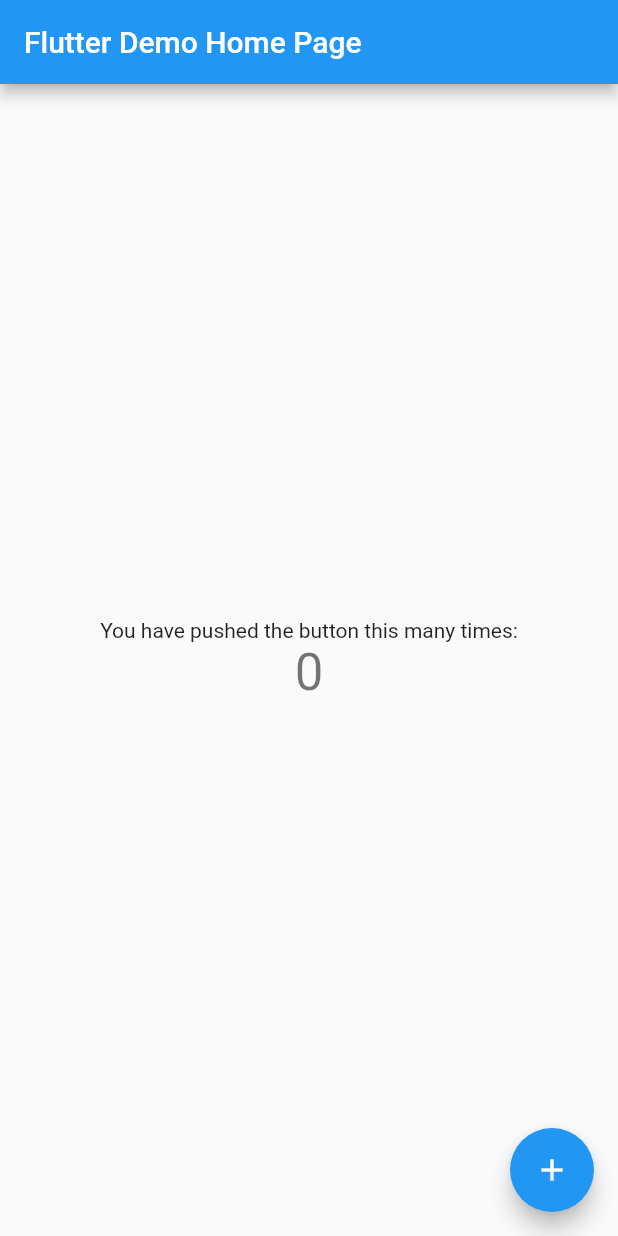
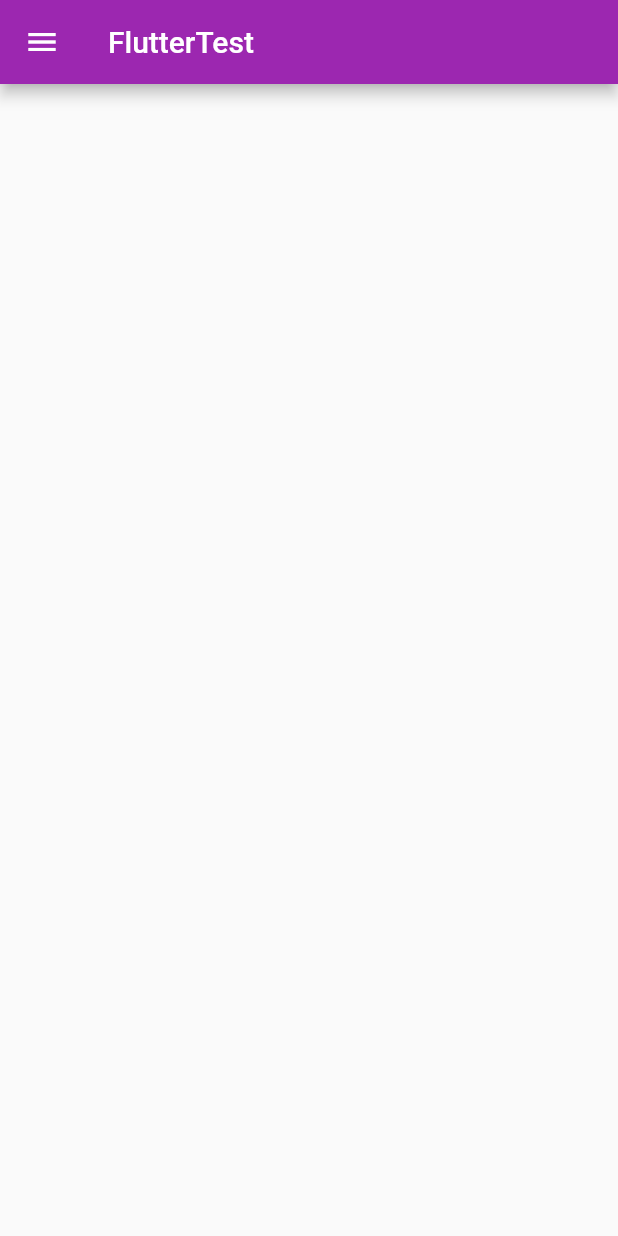
Before and after one commit to mathrb22/flutter-test, a Flutter app: the screen it shows after launch, on a phone screen of 412 x 824 dp. Run offline on Flutter 3.47's test engine with Material 2 defaults, Android fonts, the phone set to English and light mode, and no system bars.

Commit message:
chore: criando a primeira pagina e ajustando arquivo main

```diff
--- /dev/null
+++ b/lib/app_widget.dart
@@ -0,0 +1,15 @@
+import 'package:fluter_test/pages/home_page.dart';
+import 'package:flutter/material.dart';
+
+class AppWidget extends StatelessWidget {
+  const AppWidget({ Key? key }) : super(key: key);
+
+  @override
+  Widget build(BuildContext context) {
+    return MaterialApp(
+      title: 'Flutter Test',
+      theme: ThemeData(primaryColor: Colors.purple),
+      home: HomePage(),
+    );
+  }
+}
--- a/lib/main.dart
+++ b/lib/main.dart
@@ -1,3 +1,4 @@
+import 'package:fluter_test/app_widget.dart';
 import 'package:flutter/material.dart';
 
 void main() {
@@ -8,106 +9,6 @@ class MyApp extends StatelessWidget {
   // This widget is the root of your application.
   @override
   Widget build(BuildContext context) {
-    return MaterialApp(
-      title: 'Flutter Demo',
-      theme: ThemeData(
-        // This is the theme of your application.
-        //
-        // Try running your application with "flutter run". You'll see the
-        // application has a blue toolbar. Then, without quitting the app, try
-        // changing the primarySwatch below to Colors.green and then invoke
-        // "hot reload" (press "r" in the console where you ran "flutter run",
-        // or simply save your changes to "hot reload" in a Flutter IDE).
-        // Notice that the counter didn't reset back to zero; the application
-        // is not restarted.
-        primarySwatch: Colors.blue,
-      ),
-      home: MyHomePage(title: 'Flutter Demo Home Page'),
-    );
+    return AppWidget();
   }
 }
-
-class MyHomePage extends StatefulWidget {
-  MyHomePage({Key? key, required this.title}) : super(key: key);
-
-  // This widget is the home page of your application. It is stateful, meaning
-  // that it has a State object (defined below) that contains fields that affect
-  // how it looks.
-
-  // This class is the configuration for the state. It holds the values (in this
-  // case the title) provided by the parent (in this case the App widget) and
-  // used by the build method of the State. Fields in a Widget subclass are
-  // always marked "final".
-
-  final String title;
-
-  @override
-  _MyHomePageState createState() => _MyHomePageState();
-}
-
-class _MyHomePageState extends State<MyHomePage> {
-  int _counter = 0;
-
-  void _incrementCounter() {
-    setState(() {
-      // This call to setState tells the Flutter framework that something has
-      // changed in this State, which causes it to rerun the build method below
-      // so that the display can reflect the updated values. If we changed
-      // _counter without calling setState(), then the build method would not be
-      // called again, and so nothing would appear to happen.
-      _counter++;
-    });
-  }
-
-  @override
-  Widget build(BuildContext context) {
-    // This method is rerun every time setState is called, for instance as done
-    // by the _incrementCounter method above.
-    //
-    // The Flutter framework has been optimized to make rerunning build methods
-    // fast, so that you can just rebuild anything that needs updating rather
-    // than having to individually change instances of widgets.
-    return Scaffold(
-      appBar: AppBar(
-        // Here we take the value from the MyHomePage object that was created by
-        // the App.build method, and use it to set our appbar title.
-        title: Text(widget.title),
-      ),
-      body: Center(
-        // Center is a layout widget. It takes a single child and positions it
-        // in the middle of the parent.
-        child: Column(
-          // Column is also a layout widget. It takes a list of children and
-          // arranges them vertically. By default, it sizes itself to fit its
-          // children horizontally, and tries to be as tall as its parent.
-          //
-          // Invoke "debug painting" (press "p" in the console, choose the
-          // "Toggle Debug Paint" action from the Flutter Inspector in Android
-          // Studio, or the "Toggle Debug Paint" command in Visual Studio Code)
-          // to see the wireframe for each widget.
-          //
-          // Column has various properties to control how it sizes itself and
-          // how it positions its children. Here we use mainAxisAlignment to
-          // center the children vertically; the main axis here is the vertical
-          // axis because Columns are vertical (the cross axis would be
-          // horizontal).
-          mainAxisAlignment: MainAxisAlignment.center,
-          children: <Widget>[
-            Text(
-              'You have pushed the button this many times:',
-            ),
-            Text(
-              '$_counter',
-              style: Theme.of(context).textTheme.headline4,
-            ),
-          ],
-        ),
-      ),
-      floatingActionButton: FloatingActionButton(
-        onPressed: _incrementCounter,
-        tooltip: 'Increment',
-        child: Icon(Icons.add),
-      ), // This trailing comma makes auto-formatting nicer for build methods.
-    );
-  }
-}
--- /dev/null
+++ b/lib/pages/home_page.dart
@@ -0,0 +1,18 @@
+import 'package:flutter/material.dart';
+
+class HomePage extends StatefulWidget {
+  const HomePage({ Key? key }) : super(key: key);
+
+  @override
+  _HomePageState createState() => _HomePageState();
+}
+
+class _HomePageState extends State<HomePage> {
+  @override
+  Widget build(BuildContext context) {
+    return Scaffold(
+      drawer: Container(color: Colors.white),
+      appBar: AppBar(title: Text('FlutterTest')),
+    );
+  }
+}
```
